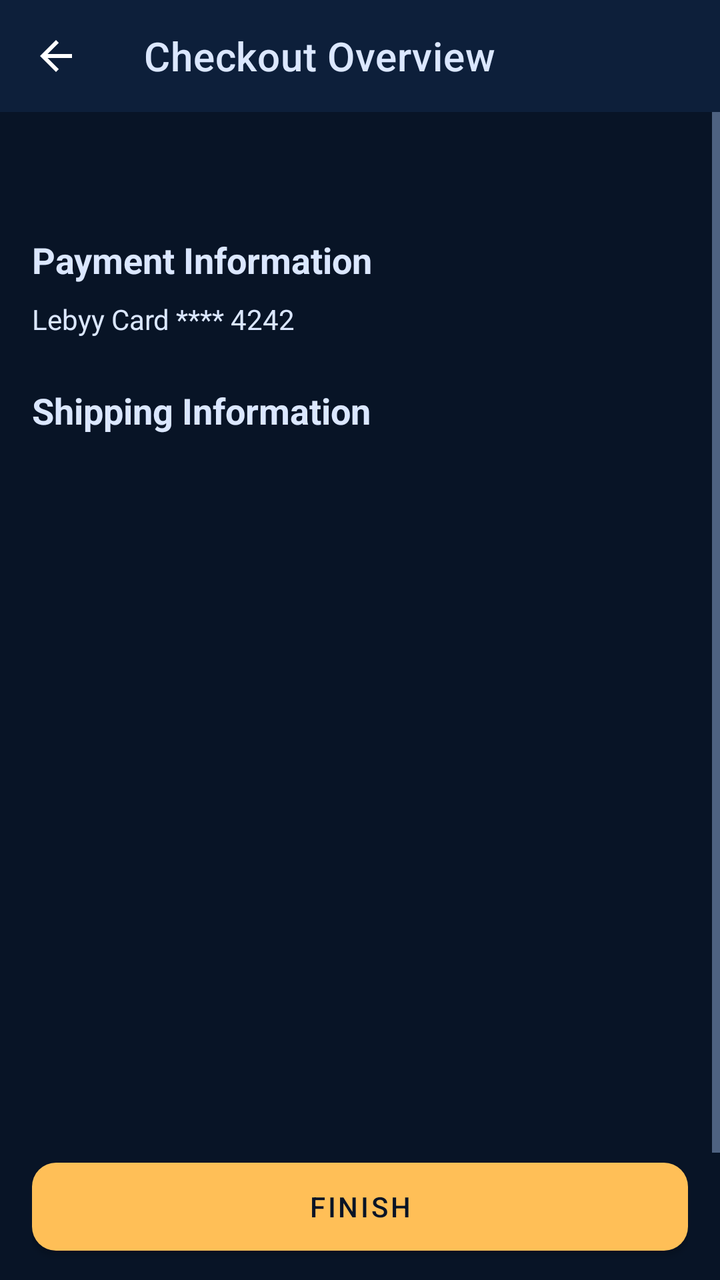
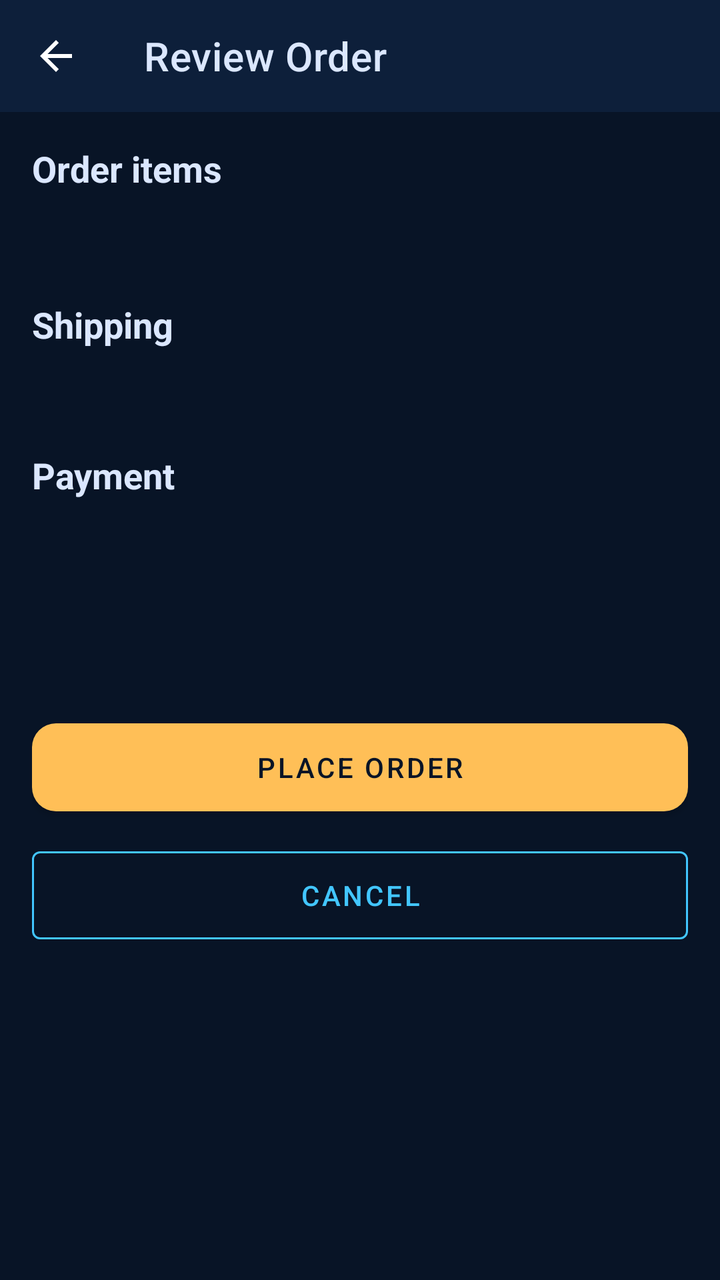

An Android layout rendered at two revisions. The XML below is the earlier revision; the diff shows what the commit changed to produce the second picture.
<!-- AndroidManifest.xml: application theme Theme.Lebyy -->
<!-- res/layout/activity_checkout_overview.xml -->
<?xml version="1.0" encoding="utf-8"?>
<LinearLayout xmlns:android="http://schemas.android.com/apk/res/android"
    xmlns:app="http://schemas.android.com/apk/res-auto"
    android:layout_width="match_parent"
    android:layout_height="match_parent"
    android:background="@color/lebyy_bg"
    android:orientation="vertical">

    <com.google.android.material.appbar.MaterialToolbar
        android:id="@+id/toolbar"
        android:layout_width="match_parent"
        android:layout_height="?attr/actionBarSize"
        android:background="@color/lebyy_bg_2"
        android:theme="@style/ThemeOverlay.MaterialComponents.Dark.ActionBar"
        app:navigationIcon="?attr/homeAsUpIndicator"
        app:title="@string/overview_title"
        app:titleTextColor="@color/lebyy_text" />

    <ScrollView
        android:layout_width="match_parent"
        android:layout_height="0dp"
        android:layout_weight="1">

        <LinearLayout
            android:layout_width="match_parent"
            android:layout_height="wrap_content"
            android:orientation="vertical"
            android:padding="16dp">

            <TextView
                android:id="@+id/overviewItems"
                android:layout_width="match_parent"
                android:layout_height="wrap_content"
                android:textColor="@color/lebyy_text"
                android:textSize="16sp" />

            <TextView
                android:layout_width="match_parent"
                android:layout_height="wrap_content"
                android:layout_marginTop="24dp"
                android:text="@string/payment_information"
                android:textColor="@color/lebyy_text"
                android:textSize="18sp"
                android:textStyle="bold" />

            <TextView
                android:layout_width="match_parent"
                android:layout_height="wrap_content"
                android:layout_marginTop="8dp"
                android:text="@string/payment_card"
                android:textColor="@color/lebyy_text" />

            <TextView
                android:layout_width="match_parent"
                android:layout_height="wrap_content"
                android:layout_marginTop="24dp"
                android:text="@string/shipping_information"
                android:textColor="@color/lebyy_text"
                android:textSize="18sp"
                android:textStyle="bold" />

            <TextView
                android:id="@+id/shippingInfo"
                android:layout_width="match_parent"
                android:layout_height="wrap_content"
                android:layout_marginTop="8dp"
                android:textColor="@color/lebyy_text" />

            <TextView
                android:id="@+id/overviewTotal"
                android:layout_width="match_parent"
                android:layout_height="wrap_content"
                android:layout_marginTop="24dp"
                android:textColor="@color/lebyy_primary"
                android:textSize="20sp"
                android:textStyle="bold" />

            
            <View
                android:layout_width="match_parent"
                android:layout_height="280dp" />

            <com.google.android.material.button.MaterialButton
                android:id="@+id/buttonFinish"
                android:layout_width="match_parent"
                android:layout_height="56dp"
                android:contentDescription="test-FINISH"
                android:text="@string/finish"
                android:textAllCaps="true"
                android:textColor="@color/lebyy_bg"
                app:backgroundTint="@color/lebyy_accent"
                app:cornerRadius="12dp" />

            <com.google.android.material.button.MaterialButton
                android:id="@+id/buttonCancel"
                style="@style/Widget.MaterialComponents.Button.OutlinedButton"
                android:layout_width="match_parent"
                android:layout_height="56dp"
                android:layout_marginTop="8dp"
                android:contentDescription="test-CANCEL"
                android:text="@string/cancel"
                android:textAllCaps="true"
                android:textColor="@color/lebyy_primary"
                app:strokeColor="@color/lebyy_primary" />
        </LinearLayout>
    </ScrollView>
</LinearLayout>
<!-- resources referenced by this layout -->
<resources>
  <color name="lebyy_accent">#FFBF57</color>
  <color name="lebyy_bg">#081426</color>
  <color name="lebyy_bg_2">#0D1F3A</color>
  <color name="lebyy_primary">#42C6FF</color>
  <color name="lebyy_text">#DBE7FF</color>
  <string name="cancel">CANCEL</string>
  <string name="finish">FINISH</string>
  <string name="overview_title">Checkout Overview</string>
  <string name="payment_card">Lebyy Card **** 4242</string>
  <string name="payment_information">Payment Information</string>
  <string name="shipping_information">Shipping Information</string>
  <style name="Theme.Lebyy" parent="Theme.MaterialComponents.DayNight.NoActionBar">
          <item name="colorPrimary">@color/lebyy_primary</item>
          <item name="colorPrimaryVariant">@color/lebyy_bg_2</item>
          <item name="colorSecondary">@color/lebyy_accent</item>
          <item name="colorOnPrimary">@color/lebyy_bg</item>
          <item name="colorOnSecondary">@color/lebyy_bg</item>
          <item name="android:statusBarColor">@color/lebyy_bg</item>
          <item name="android:navigationBarColor">@color/lebyy_bg</item>
          <item name="android:windowBackground">@color/lebyy_bg</item>
          <item name="android:textColorPrimary">@color/lebyy_text</item>
          <item name="android:textColorSecondary">@color/lebyy_muted</item>
          <item name="colorControlNormal">@color/lebyy_muted</item>
          <item name="colorControlActivated">@color/lebyy_primary</item>
          <item name="materialButtonStyle">@style/Widget.Lebyy.Button</item>
          <item name="materialAlertDialogTheme">@style/ThemeOverlay.Lebyy.Dialog</item>
          <item name="alertDialogTheme">@style/ThemeOverlay.Lebyy.Dialog</item>
      </style>
  <color name="lebyy_muted">#90AAD6</color>
  <style name="Widget.Lebyy.Button" parent="Widget.MaterialComponents.Button">
          <item name="backgroundTint">@color/lebyy_accent</item>
          <item name="android:textColor">@color/lebyy_bg</item>
          <item name="cornerRadius">12dp</item>
      </style>
  <style name="ThemeOverlay.Lebyy.Dialog" parent="ThemeOverlay.MaterialComponents.MaterialAlertDialog">
          <item name="colorPrimary">@color/lebyy_primary</item>
          <item name="colorSurface">@color/white</item>
          <item name="colorOnSurface">#0F2144</item>
          <item name="android:background">@color/white</item>
          <item name="materialAlertDialogTitleTextStyle">@style/Lebyy.Dialog.Title</item>
          <item name="materialAlertDialogBodyTextStyle">@style/Lebyy.Dialog.Body</item>
          <item name="buttonBarPositiveButtonStyle">@style/Lebyy.Dialog.Button</item>
          <item name="buttonBarNegativeButtonStyle">@style/Lebyy.Dialog.Button</item>
      </style>
  <color name="white">#FFFFFF</color>
  <style name="Lebyy.Dialog.Title" parent="MaterialAlertDialog.MaterialComponents.Title.Text">
          <item name="android:textColor">#0F2144</item>
          <item name="android:textSize">18sp</item>
          <item name="android:textStyle">bold</item>
      </style>
  <style name="Lebyy.Dialog.Body" parent="MaterialAlertDialog.MaterialComponents.Body.Text">
          <item name="android:textColor">#1F3A5F</item>
          <item name="android:textSize">15sp</item>
      </style>
  <style name="Lebyy.Dialog.Button" parent="Widget.MaterialComponents.Button.TextButton.Dialog">
          <item name="android:textColor">@color/lebyy_primary_2</item>
          <item name="android:textStyle">bold</item>
      </style>
  <color name="lebyy_primary_2">#6E8BFF</color>
</resources>

<!-- the commit's change to res/layout/activity_checkout_overview.xml (unified diff, before → after) -->
@@ -13,7 +13,7 @@
         android:background="@color/lebyy_bg_2"
         android:theme="@style/ThemeOverlay.MaterialComponents.Dark.ActionBar"
         app:navigationIcon="?attr/homeAsUpIndicator"
-        app:title="@string/overview_title"
+        app:title="@string/review_title"
         app:titleTextColor="@color/lebyy_text" />
 
     <ScrollView
@@ -28,27 +28,21 @@
             android:padding="16dp">
 
             <TextView
-                android:id="@+id/overviewItems"
                 android:layout_width="match_parent"
                 android:layout_height="wrap_content"
-                android:textColor="@color/lebyy_text"
-                android:textSize="16sp" />
-
-            <TextView
-                android:layout_width="match_parent"
-                android:layout_height="wrap_content"
-                android:layout_marginTop="24dp"
-                android:text="@string/payment_information"
+                android:text="@string/order_items"
                 android:textColor="@color/lebyy_text"
                 android:textSize="18sp"
                 android:textStyle="bold" />
 
             <TextView
+                android:id="@+id/overviewItems"
                 android:layout_width="match_parent"
                 android:layout_height="wrap_content"
                 android:layout_marginTop="8dp"
-                android:text="@string/payment_card"
-                android:textColor="@color/lebyy_text" />
+                android:contentDescription="test-ReviewItem"
+                android:textColor="@color/lebyy_text"
+                android:textSize="16sp" />
 
             <TextView
                 android:layout_width="match_parent"
@@ -64,28 +58,43 @@
                 android:layout_width="match_parent"
                 android:layout_height="wrap_content"
                 android:layout_marginTop="8dp"
-                android:textColor="@color/lebyy_text" />
+                android:contentDescription="test-ReviewShipping"
+                android:textColor="@color/lebyy_muted" />
+
+            <TextView
+                android:layout_width="match_parent"
+                android:layout_height="wrap_content"
+                android:layout_marginTop="24dp"
+                android:text="@string/payment_information"
+                android:textColor="@color/lebyy_text"
+                android:textSize="18sp"
+                android:textStyle="bold" />
+
+            <TextView
+                android:id="@+id/paymentInfo"
+                android:layout_width="match_parent"
+                android:layout_height="wrap_content"
+                android:layout_marginTop="8dp"
+                android:contentDescription="test-ReviewPayment"
+                android:textColor="@color/lebyy_muted" />
 
             <TextView
                 android:id="@+id/overviewTotal"
                 android:layout_width="match_parent"
                 android:layout_height="wrap_content"
                 android:layout_marginTop="24dp"
+                android:contentDescription="test-ReviewTotal"
                 android:textColor="@color/lebyy_primary"
                 android:textSize="20sp"
                 android:textStyle="bold" />
 
-            
-            <View
-                android:layout_width="match_parent"
-                android:layout_height="280dp" />
-
             <com.google.android.material.button.MaterialButton
-                android:id="@+id/buttonFinish"
+                android:id="@+id/buttonPlaceOrder"
                 android:layout_width="match_parent"
                 android:layout_height="56dp"
-                android:contentDescription="test-FINISH"
-                android:text="@string/finish"
+                android:layout_marginTop="28dp"
+                android:contentDescription="test-PLACE ORDER"
+                android:text="@string/place_order"
                 android:textAllCaps="true"
                 android:textColor="@color/lebyy_bg"
                 app:backgroundTint="@color/lebyy_accent"
<!-- resource entries referenced after the edit -->
@@ -6,11 +6,11 @@
   <color name="lebyy_primary">#42C6FF</color>
   <color name="lebyy_text">#DBE7FF</color>
   <string name="cancel">CANCEL</string>
-  <string name="finish">FINISH</string>
-  <string name="overview_title">Checkout Overview</string>
-  <string name="payment_card">Lebyy Card **** 4242</string>
-  <string name="payment_information">Payment Information</string>
-  <string name="shipping_information">Shipping Information</string>
+  <string name="order_items">Order items</string>
+  <string name="payment_information">Payment</string>
+  <string name="place_order">PLACE ORDER</string>
+  <string name="review_title">Review Order</string>
+  <string name="shipping_information">Shipping</string>
   <style name="Theme.Lebyy" parent="Theme.MaterialComponents.DayNight.NoActionBar">
           <item name="colorPrimary">@color/lebyy_primary</item>
           <item name="colorPrimaryVariant">@color/lebyy_bg_2</item>
